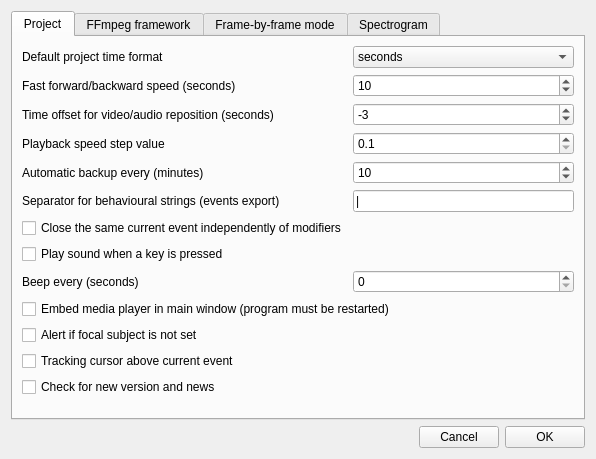
olivierfriard/BORIS, file preferences.ui: the form before one commit.
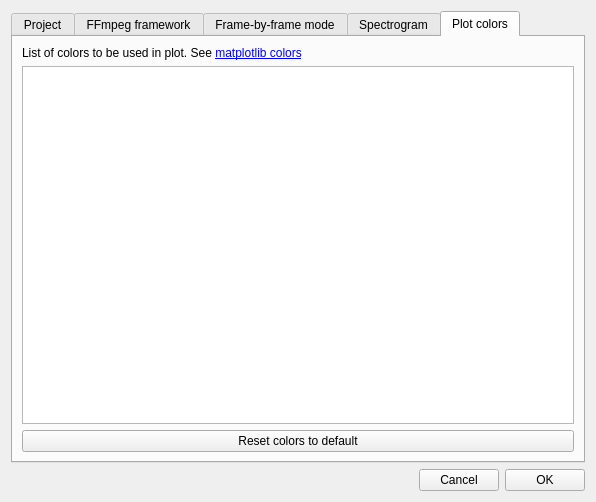
The form after the commit.

Commit message: add check for behavior when time interval is used

Diff of the .ui file:
```diff
--- a/preferences.ui
+++ b/preferences.ui
@@ -10,7 +10,7 @@
     <x>0</x>
     <y>0</y>
     <width>596</width>
-    <height>459</height>
+    <height>502</height>
    </rect>
   </property>
   <property name="windowTitle">
@@ -22,7 +22,7 @@
      <item>
       <widget class="QTabWidget" name="tabWidget">
        <property name="currentIndex">
-        <number>0</number>
+        <number>4</number>
        </property>
        <widget class="QWidget" name="tab">
         <attribute name="title">
@@ -435,6 +435,37 @@
          </item>
         </layout>
        </widget>
+       <widget class="QWidget" name="tab_5">
+        <attribute name="title">
+         <string>Plot colors</string>
+        </attribute>
+        <layout class="QVBoxLayout" name="verticalLayout_11">
+         <item>
+          <layout class="QVBoxLayout" name="verticalLayout_10">
+           <item>
+            <widget class="QLabel" name="label_10">
+             <property name="text">
+              <string>List of colors to be used in plot. See &lt;a href=&quot;https://matplotlib.org/api/colors_api.html&quot;&gt;matplotlib colors&lt;/a&gt;</string>
+             </property>
+             <property name="openExternalLinks">
+              <bool>true</bool>
+             </property>
+            </widget>
+           </item>
+           <item>
+            <widget class="QPlainTextEdit" name="te_plot_colors"/>
+           </item>
+           <item>
+            <widget class="QPushButton" name="pb_reset_colors">
+             <property name="text">
+              <string>Reset colors to default</string>
+             </property>
+            </widget>
+           </item>
+          </layout>
+         </item>
+        </layout>
+       </widget>
       </widget>
      </item>
      <item>
```
The commit also changes 8 other files.
